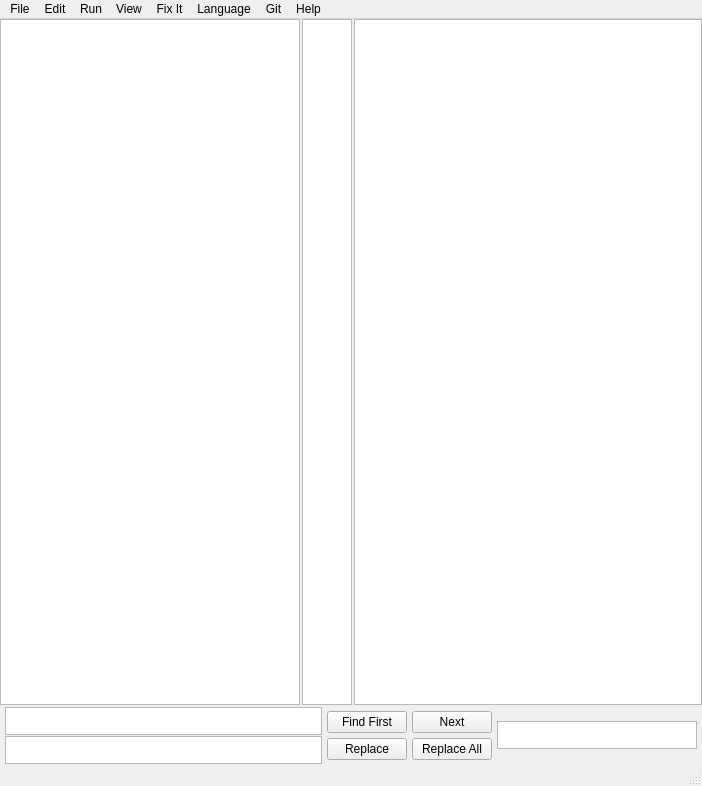
Qt form mainwindow.ui (AdamJosephMather/CodeWizard) before a commit.
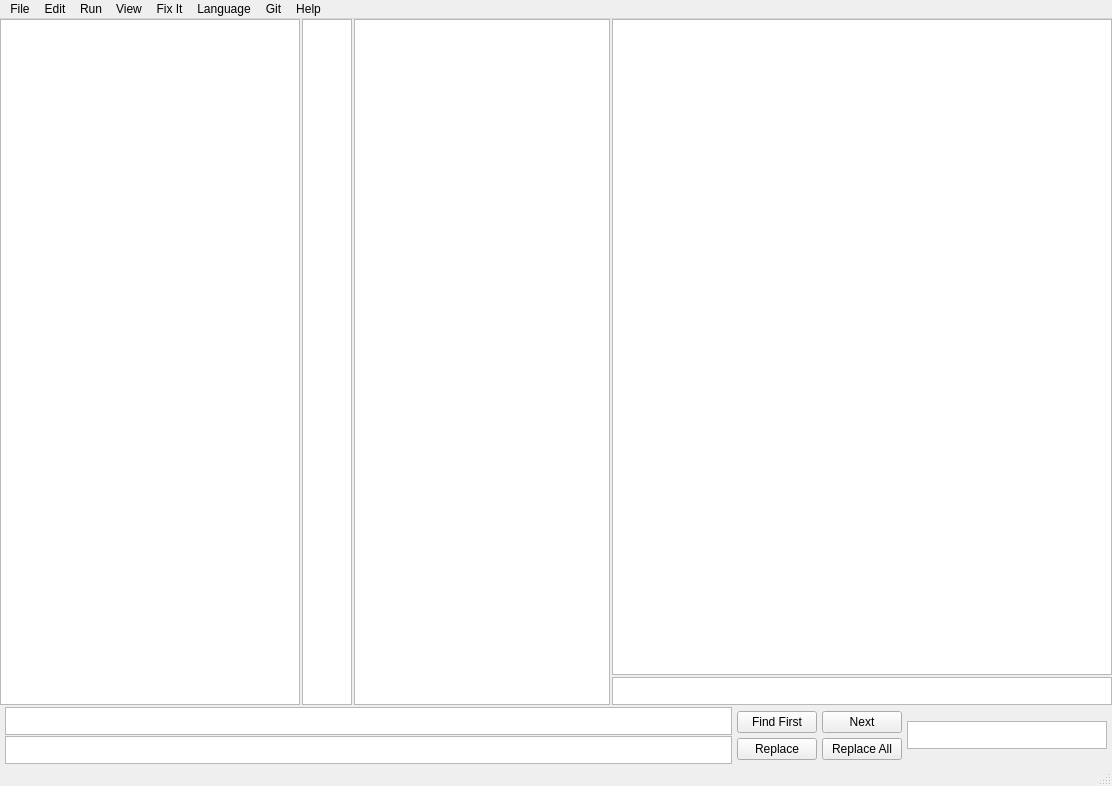
The same form after that commit. Custom widgets are drawn as their Qt base class.

Patch:
```diff
--- a/mainwindow.ui
+++ b/mainwindow.ui
@@ -110,6 +110,54 @@
           </property>
          </widget>
         </item>
+        <item>
+         <layout class="QVBoxLayout" name="verticalLayout_5">
+          <item>
+           <widget class="QTextEdit" name="textEdit_6">
+            <property name="sizePolicy">
+             <sizepolicy hsizetype="Fixed" vsizetype="Expanding">
+              <horstretch>0</horstretch>
+              <verstretch>0</verstretch>
+             </sizepolicy>
+            </property>
+            <property name="minimumSize">
+             <size>
+              <width>500</width>
+              <height>0</height>
+             </size>
+            </property>
+            <property name="maximumSize">
+             <size>
+              <width>500</width>
+              <height>16777215</height>
+             </size>
+            </property>
+           </widget>
+          </item>
+          <item>
+           <widget class="MyTextEdit" name="textEdit_7">
+            <property name="sizePolicy">
+             <sizepolicy hsizetype="Fixed" vsizetype="Fixed">
+              <horstretch>0</horstretch>
+              <verstretch>0</verstretch>
+             </sizepolicy>
+            </property>
+            <property name="minimumSize">
+             <size>
+              <width>500</width>
+              <height>28</height>
+             </size>
+            </property>
+            <property name="maximumSize">
+             <size>
+              <width>500</width>
+              <height>28</height>
+             </size>
+            </property>
+           </widget>
+          </item>
+         </layout>
+        </item>
        </layout>
       </item>
       <item>
```
Left out of the diff: 10 changed lines with no effect on the pictures.
